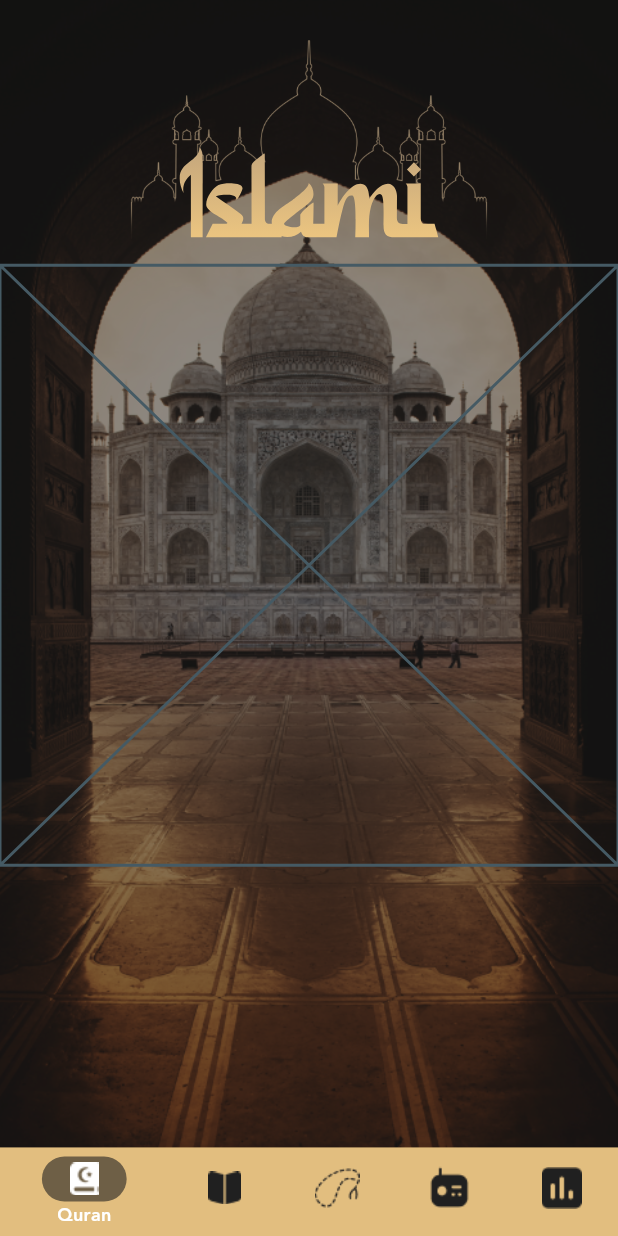
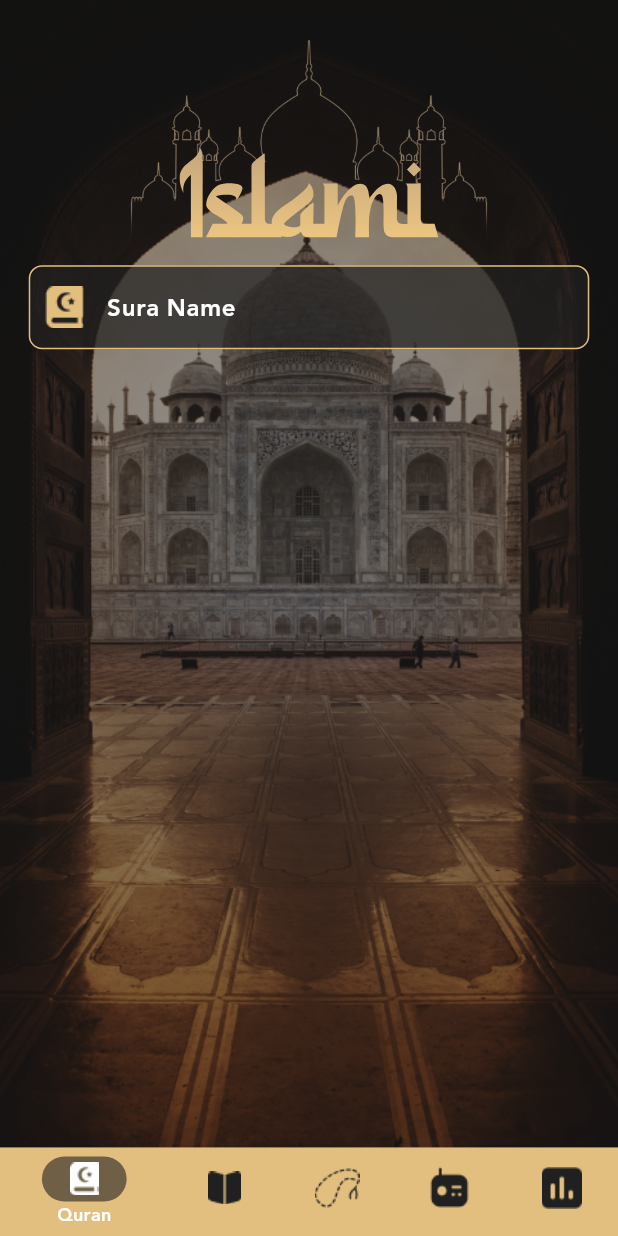
Before and after one commit to MuhamedUssama/Ismali-SW, a Flutter app: the HomeScreen screen opened by its route, on a phone screen of 412 x 824 dp. Run offline on Flutter 3.47's test engine with Material 3 defaults, Android fonts, the phone set to English and light mode, and no system bars; our stand-ins replace flutter_screenutil, flutter_svg, shared_preferences, smooth_page_indicator; accounts and stored records are empty; generated files the repository leaves out were written again.

Commit message:
Created Search Field ui in quran tab

```diff
--- a/lib/config/l10n/app_ar.arb
+++ b/lib/config/l10n/app_ar.arb
@@ -17,5 +17,6 @@
   "sebha": "السبحة",
   "radio": "راديو",
   "time": "المواقيت",
-  "reciters": "القراء"
+  "reciters": "القراء",
+  "suraName": "اسم السورة"
 }
--- a/lib/config/l10n/app_en.arb
+++ b/lib/config/l10n/app_en.arb
@@ -17,5 +17,6 @@
   "sebha": "Sebha",
   "radio": "Radio",
   "time": "Time",
-  "reciters": "Reciters"
+  "reciters": "Reciters",
+  "suraName": "Sura Name"
 }
--- a/lib/core/utils/app_assets.dart
+++ b/lib/core/utils/app_assets.dart
@@ -18,6 +18,7 @@ class AppIcons {
   static const String sebha = '${_iconsPath}sebha_icon.png';
   static const String radio = '${_iconsPath}radio_icon.png';
   static const String time = '${_iconsPath}time_icon.png';
+  static const String searchIcon = '${_iconsPath}search_icon.png';
 }
 
 class AppSvgs {
--- a/lib/core/utils/app_constants.dart
+++ b/lib/core/utils/app_constants.dart
@@ -2,4 +2,238 @@ class AppConstants {
   static const String languageKey = "language";
   static const String isClickedKey = "isClickedKey";
   static const String isOnBoardingSeen = "isOnBoardingSeen";
+
+  static const List<String> soraNames = [
+    "الفاتحه",
+    "البقرة",
+    "آل عمران",
+    "النساء",
+    "المائدة",
+    "الأنعام",
+    "الأعراف",
+    "الأنفال",
+    "التوبة",
+    "يونس",
+    "هود",
+    "يوسف",
+    "الرعد",
+    "إبراهيم",
+    "الحجر",
+    "النحل",
+    "الإسراء",
+    "الكهف",
+    "مريم",
+    "طه",
+    "الأنبياء",
+    "الحج",
+    "المؤمنون",
+    "النّور",
+    "الفرقان",
+    "الشعراء",
+    "النّمل",
+    "القصص",
+    "العنكبوت",
+    "الرّوم",
+    "لقمان",
+    "السجدة",
+    "الأحزاب",
+    "سبأ",
+    "فاطر",
+    "يس",
+    "الصافات",
+    "ص",
+    "الزمر",
+    "غافر",
+    "فصّلت",
+    "الشورى",
+    "الزخرف",
+    "الدّخان",
+    "الجاثية",
+    "الأحقاف",
+    "محمد",
+    "الفتح",
+    "الحجرات",
+    "ق",
+    "الذاريات",
+    "الطور",
+    "النجم",
+    "القمر",
+    "الرحمن",
+    "الواقعة",
+    "الحديد",
+    "المجادلة",
+    "الحشر",
+    "الممتحنة",
+    "الصف",
+    "الجمعة",
+    "المنافقون",
+    "التغابن",
+    "الطلاق",
+    "التحريم",
+    "الملك",
+    "القلم",
+    "الحاقة",
+    "المعارج",
+    "نوح",
+    "الجن",
+    "المزّمّل",
+    "المدّثر",
+    "القيامة",
+    "الإنسان",
+    "المرسلات",
+    "النبأ",
+    "النازعات",
+    "عبس",
+    "التكوير",
+    "الإنفطار",
+    "المطفّفين",
+    "الإنشقاق",
+    "البروج",
+    "الطارق",
+    "الأعلى",
+    "الغاشية",
+    "الفجر",
+    "البلد",
+    "الشمس",
+    "الليل",
+    "الضحى",
+    "الشرح",
+    "التين",
+    "العلق",
+    "القدر",
+    "البينة",
+    "الزلزلة",
+    "العاديات",
+    "القارعة",
+    "التكاثر",
+    "العصر",
+    "الهمزة",
+    "الفيل",
+    "قريش",
+    "الماعون",
+    "الكوثر",
+    "الكافرون",
+    "النصر",
+    "المسد",
+    "الإخلاص",
+    "الفلق",
+    "الناس"
+  ];
+
+  static const List<String> soraAyatCount = [
+    "7",
+    "286",
+    "200",
+    "176",
+    "120",
+    "165",
+    "206",
+    "75",
+    "129",
+    "109",
+    "123",
+    "111",
+    "43",
+    "52",
+    "99",
+    "128",
+    "111",
+    "110",
+    "98",
+    "135",
+    "112",
+    "78",
+    "118",
+    "64",
+    "77",
+    "227",
+    "93",
+    "88",
+    "69",
+    "60",
+    "34",
+    "30",
+    "73",
+    "54",
+    "45",
+    "83",
+    "182",
+    "88",
+    "75",
+    "85",
+    "54",
+    "53",
+    "89",
+    "59",
+    "37",
+    "35",
+    "38",
+    "29",
+    "18",
+    "45",
+    "60",
+    "49",
+    "62",
+    "55",
+    "78",
+    "96",
+    "29",
+    "22",
+    "24",
+    "13",
+    "14",
+    "11",
+    "11",
+    "18",
+    "12",
+    "12",
+    "30",
+    "52",
+    "52",
+    "44",
+    "28",
+    "28",
+    "20",
+    "56",
+    "40",
+    "31",
+    "50",
+    "40",
+    "46",
+    "42",
+    "29",
+    "19",
+    "36",
+    "25",
+    "22",
+    "17",
+    "19",
+    "26",
+    "30",
+    "20",
+    "15",
+    "21",
+    "11",
+    "8",
+    "8",
+    "19",
+    "5",
+    "8",
+    "8",
+    "11",
+    "11",
+    "8",
+    "3",
+    "9",
+    "5",
+    "4",
+    "7",
+    "3",
+    "6",
+    "3",
+    "5",
+    "4",
+    "5",
+    "6"
+  ];
 }
--- /dev/null
+++ b/lib/features/home/tabs/quran_tab/provider/quran_tab_provider.dart
@@ -0,0 +1,11 @@
+import 'package:flutter/material.dart';
+
+class QuranTabProvider extends ChangeNotifier {
+  TextEditingController searchController = TextEditingController();
+
+  @override
+  void dispose() {
+    searchController.dispose();
+    super.dispose();
+  }
+}
--- a/lib/features/home/tabs/quran_tab/quran_tab.dart
+++ b/lib/features/home/tabs/quran_tab/quran_tab.dart
@@ -1,10 +1,29 @@
 import 'package:flutter/material.dart';
+import 'package:flutter_screenutil/flutter_screenutil.dart';
+import 'package:provider/provider.dart';
+
+import 'provider/quran_tab_provider.dart';
+import 'widgets/custom_search_widget.dart';
 
 class QuranTab extends StatelessWidget {
   const QuranTab({super.key});
 
   @override
   Widget build(BuildContext context) {
-    return const Placeholder();
+    return ChangeNotifierProvider(
+      create: (context) => QuranTabProvider(),
+      child: Padding(
+        padding: EdgeInsets.symmetric(horizontal: 20.w),
+        child: Column(
+          children: [
+            Consumer<QuranTabProvider>(
+              builder: (context, provider, child) {
+                return CustomSearchWidget(provider: provider);
+              },
+            ),
+          ],
+        ),
+      ),
+    );
   }
 }
--- /dev/null
+++ b/lib/features/home/tabs/quran_tab/widgets/custom_search_widget.dart
@@ -0,0 +1,43 @@
+import 'package:flutter/material.dart';
+import 'package:flutter_gen/gen_l10n/app_localizations.dart';
+import 'package:flutter_screenutil/flutter_screenutil.dart';
+import 'package:islami_app/config/theme/app_colors.dart';
+import 'package:islami_app/config/theme/app_text_styles.dart';
+import 'package:islami_app/core/utils/app_assets.dart';
+import 'package:islami_app/features/home/tabs/quran_tab/provider/quran_tab_provider.dart';
+
+class CustomSearchWidget extends StatelessWidget {
+  final QuranTabProvider provider;
+  const CustomSearchWidget({super.key, required this.provider});
+
+  @override
+  Widget build(BuildContext context) {
+    return TextFormField(
+      cursorColor: AppColors.gold,
+      style: AppTextStyles.text16WhiteBold,
+      controller: provider.searchController,
+      decoration: InputDecoration(
+        filled: true,
+        fillColor: AppColors.black.withOpacity(0.7),
+        hintText: AppLocalizations.of(context)!.suraName,
+        hintStyle: AppTextStyles.text16WhiteBold,
+        prefixIcon: const ImageIcon(
+          AssetImage(AppIcons.searchIcon),
+          color: AppColors.gold,
+        ),
+        border: OutlineInputBorder(
+          borderRadius: BorderRadius.circular(10.r),
+          borderSide: const BorderSide(color: AppColors.gold),
+        ),
+        focusedBorder: OutlineInputBorder(
+          borderRadius: BorderRadius.circular(10.r),
+          borderSide: const BorderSide(color: AppColors.gold),
+        ),
+        enabledBorder: OutlineInputBorder(
+          borderRadius: BorderRadius.circular(10.r),
+          borderSide: const BorderSide(color: AppColors.gold),
+        ),
+      ),
+    );
+  }
+}
```
Also changed, not shown: assets/icons/search_icon.png (added).
